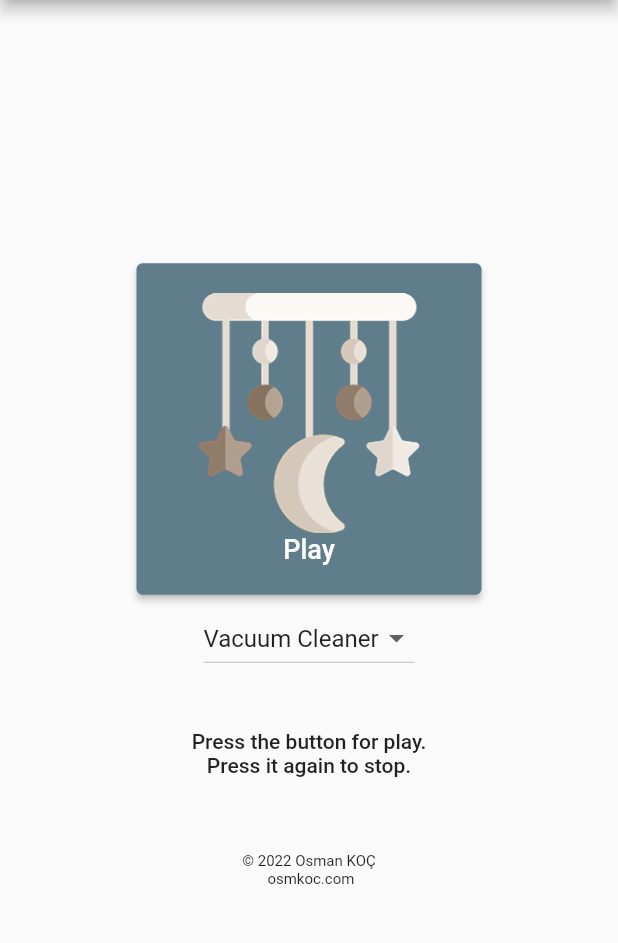
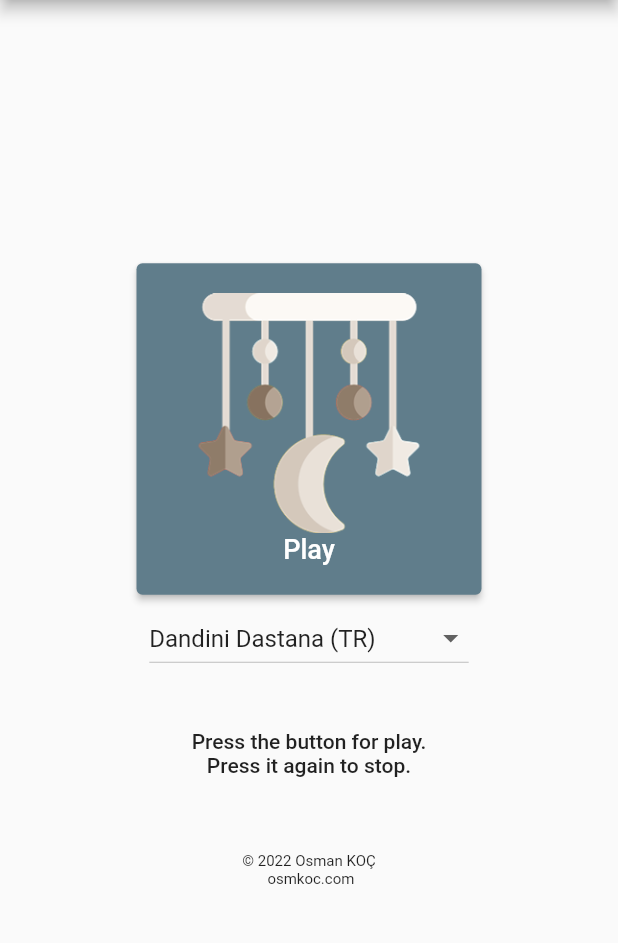
Before and after one commit to osman-koc/baby-sleeper-app, a Flutter app: the screen it shows after launch, on a phone screen of 412 x 824 dp, the part 84-1027 px from its top. Run offline on Flutter 3.47's test engine with Material 2 defaults, Android fonts, the phone set to English and light mode, and no system bars; our stand-ins replace audioplayers.

Commit message:
added new audios

```diff
--- a/lib/constants/const_voice.dart
+++ b/lib/constants/const_voice.dart
@@ -1,7 +1,11 @@
 class ConstVoice {
-  static const String vacuumCleanerMp3 = 'vacuum-cleaner.mp3';
-
   static const List<String> getAll = <String>[
-    vacuumCleanerMp3
+    'dandini_dastana.mp3',
+    'just_music.mp3',
+    'lullaby.mp3',
+    'pispis_kolik.mp3',
+    'vacuum_cleaner.mp3',
+    'washing_machine.mp3',
+    'woot_sailorman.mp3'
   ];
 }
--- a/lib/main.dart
+++ b/lib/main.dart
@@ -93,7 +93,13 @@
   @override
   Widget build(BuildContext context) {
     List<String> voiceNames = <String>[
+      AppLocalizations.of(context).translate('audio_dandinidastana'),
+      AppLocalizations.of(context).translate('audio_justmusic'),
+      AppLocalizations.of(context).translate('audio_lullaby'),
+      AppLocalizations.of(context).translate('audio_pispiskolik'),
       AppLocalizations.of(context).translate('audio_vacuumcleaner'),
+      AppLocalizations.of(context).translate('audio_washingmachine'),
+      AppLocalizations.of(context).translate('audio_wootsailorman'),
     ];
     return Scaffold(
       appBar: AppBar(
```
Also changed, not shown: assets/lang/en.json (+7 -1 lines), assets/lang/tr.json (+7 -1 lines), 7 other files.
